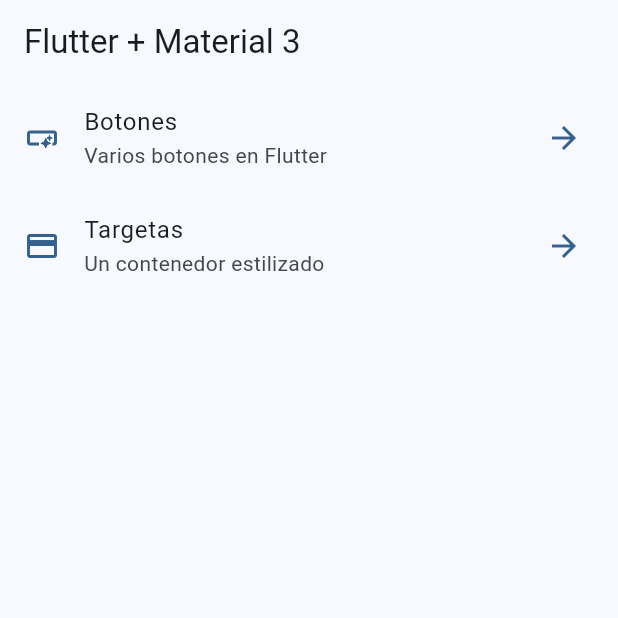
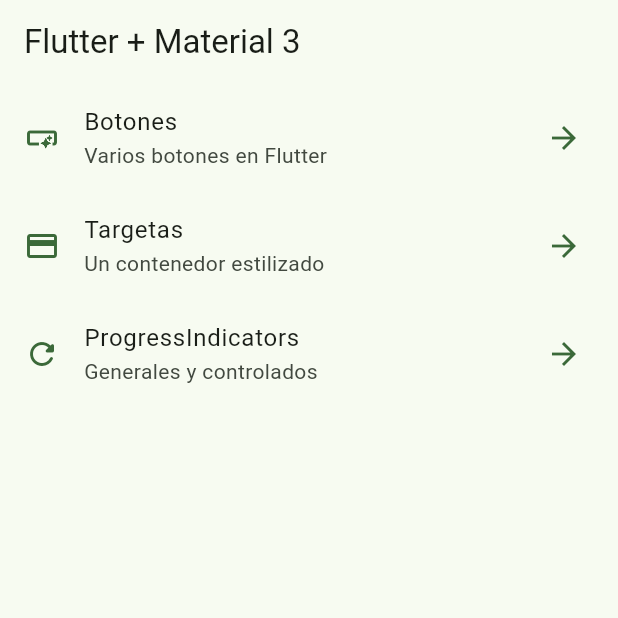
Before and after one commit to B3TsT/widget-material3, a Flutter app: the screen it shows after launch, on a phone screen of 412 x 824 dp, the top half of it. Run offline on Flutter 3.47's test engine with Material 2 defaults, Android fonts, the phone set to English and light mode, and no system bars; our stand-ins replace go_router.

Commit message:
progress indicators added

```diff
--- a/lib/src/app.dart
+++ b/lib/src/app.dart
@@ -11,7 +11,7 @@
     return MaterialApp.router(
       routerConfig: appRouter,
       debugShowCheckedModeBanner: false,
-      theme: AppTheme(selectedColor: 0).getTheme(),
+      theme: AppTheme(selectedColor: 2).getTheme(),
     );
   }
 }
--- a/lib/src/config/router/app_router.dart
+++ b/lib/src/config/router/app_router.dart
@@ -18,5 +18,9 @@
       path: '/cards',
       builder: (context, state) => const CardsScreen(),
     ),
+    GoRoute(
+      path: '/progress',
+      builder: (context, state) => const ProgressScreen(),
+    ),
   ],
 );
--- a/lib/src/config/theme/menu/menu_items.dart
+++ b/lib/src/config/theme/menu/menu_items.dart
@@ -26,4 +26,10 @@
     link: '/cards',
     icon: Icons.credit_card,
   ),
+  MenuItem(
+    title: 'ProgressIndicators',
+    subTitle: 'Generales y controlados',
+    link: '/progress',
+    icon: Icons.refresh_rounded,
+  ),
 ];
```
Also changed, not shown: lib/src/presentation/screens/progress/progress_screen.dart (+63 -3 lines).
